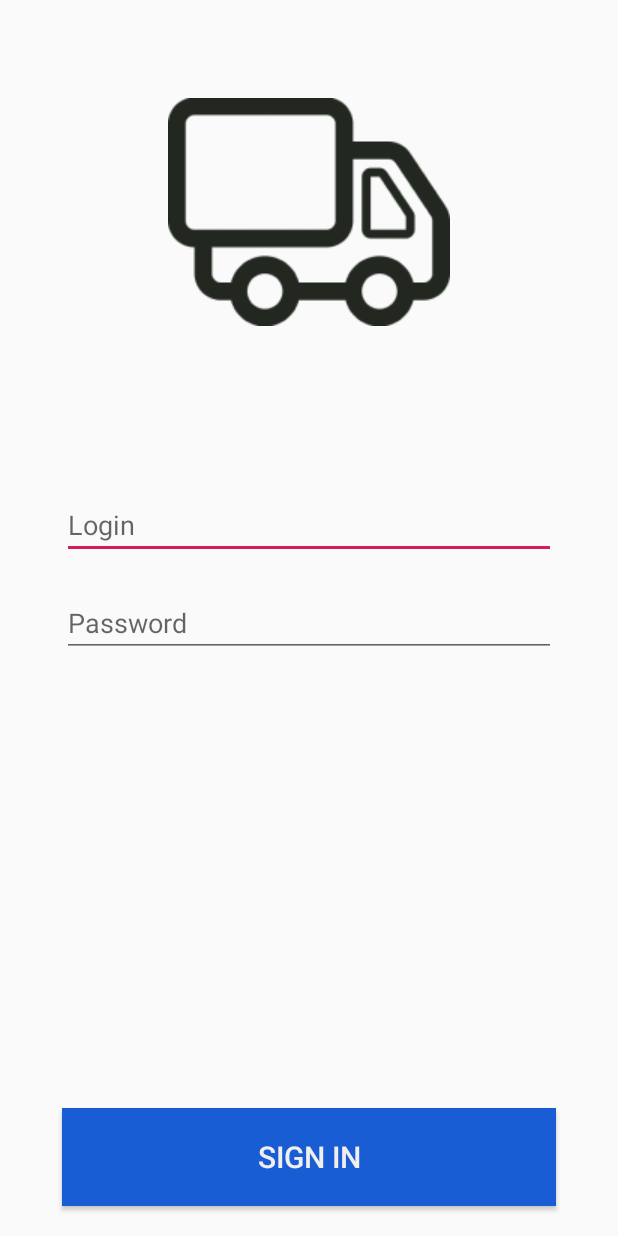
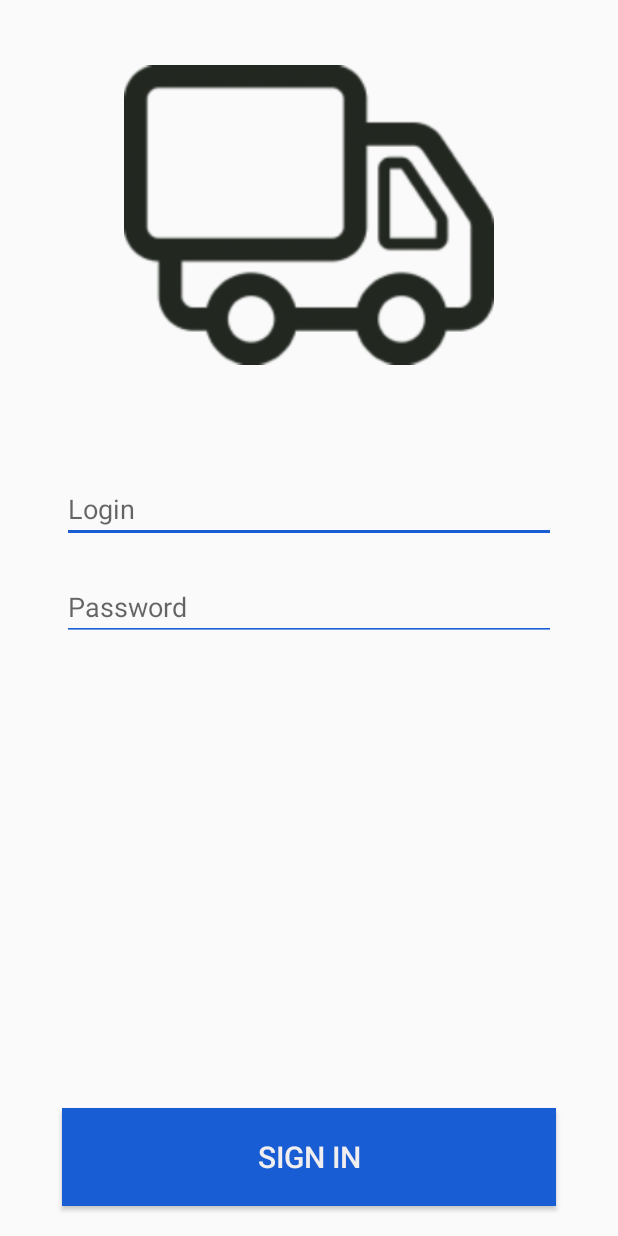
Before and after one commit to SergeiMikhailovskii/RPPBA, an Android app: the layout activity_login.xml on its own in the app's theme, with its tools: preview values and no code run, on a phone screen of 412 x 824 dp. Run offline under Robolectric (Android 15) with nearby library versions, the phone set to English and light mode, and no system bars.

Commit message:
Minor refactoring

```diff
--- a/app/src/main/AndroidManifest.xml
+++ b/app/src/main/AndroidManifest.xml
@@ -12,14 +12,14 @@
         android:supportsRtl="true"
         android:theme="@style/AppTheme"
         tools:ignore="AllowBackup,GoogleAppIndexingWarning">
-        <activity android:name=".ui.login.LoginActivity"></activity>
-        <activity android:name=".ui.main.MainActivity">
+        <activity android:name=".ui.login.LoginActivity">
             <intent-filter>
                 <action android:name="android.intent.action.MAIN" />
 
                 <category android:name="android.intent.category.LAUNCHER" />
             </intent-filter>
         </activity>
+        <activity android:name=".ui.main.MainActivity" />
     </application>
 
 </manifest>
--- a/app/src/main/res/layout/activity_login.xml
+++ b/app/src/main/res/layout/activity_login.xml
@@ -34,27 +34,31 @@
         android:orientation="vertical"
         app:layout_constraintGuide_percent="0.90" />
 
-
     <ImageView
         android:id="@+id/car_image_view"
-        android:layout_width="wrap_content"
-        android:layout_height="wrap_content"
-        android:layout_marginTop="65dp"
+        android:layout_width="0dp"
+        android:layout_height="0dp"
+        android:layout_marginTop="20dp"
         android:src="@drawable/car_1"
+        app:layout_constraintDimensionRatio="1:1"
+        app:layout_constraintEnd_toEndOf="@id/guideline3"
         app:layout_constraintStart_toStartOf="@+id/guideline2"
-        app:layout_constraintEnd_toEndOf="@id/guideline3"
         app:layout_constraintTop_toTopOf="parent"
-        app:layout_constraintDimensionRatio="1:1" />
+        tools:ignore="ContentDescription" />
 
     <EditText
         android:id="@+id/login_edit_text"
         android:layout_width="0dp"
         android:layout_height="wrap_content"
-        android:layout_marginTop="110dp"
+        android:layout_marginTop="50dp"
         android:hint="@string/login"
+        android:inputType="textPersonName"
+        android:maxLines="1"
+        android:backgroundTint="@color/colorPrimary"
         app:layout_constraintEnd_toEndOf="@id/guideline4"
         app:layout_constraintStart_toStartOf="@+id/guideline"
-        app:layout_constraintTop_toBottomOf="@id/car_image_view" />
+        app:layout_constraintTop_toBottomOf="@id/car_image_view"
+        tools:ignore="Autofill,TextFields" />
 
     <EditText
         android:id="@+id/password_edit_text"
@@ -62,25 +66,26 @@
         android:layout_height="wrap_content"
         android:layout_marginTop="20dp"
         android:hint="@string/password"
+        android:inputType="textPassword"
+        android:maxLines="1"
+        android:backgroundTint="@color/colorPrimary"
+        app:layout_constraintEnd_toEndOf="@id/guideline4"
         app:layout_constraintStart_toStartOf="@+id/guideline"
-        app:layout_constraintEnd_toEndOf="@id/guideline4"
-        app:layout_constraintTop_toBottomOf="@id/login_edit_text" />
+        app:layout_constraintTop_toBottomOf="@id/login_edit_text"
+        tools:ignore="Autofill" />
 
     <Button
         android:id="@+id/sign_in_button"
         android:layout_width="0dp"
         android:layout_height="65dp"
+        android:layout_marginBottom="20dp"
         android:background="@color/colorBlue"
         android:text="@string/sign_in"
         android:textColor="@color/colorWhite"
         android:textSize="20sp"
         app:layout_constraintBottom_toBottomOf="parent"
-        android:layout_marginBottom="20dp"
         app:layout_constraintEnd_toEndOf="@id/guideline4"
-        app:layout_constraintStart_toStartOf="@+id/guideline"
-         />
-
-
+        app:layout_constraintStart_toStartOf="@+id/guideline" />
 
 
 </androidx.constraintlayout.widget.ConstraintLayout>
--- a/app/src/main/res/values/colors.xml
+++ b/app/src/main/res/values/colors.xml
@@ -1,7 +1,7 @@
 <?xml version="1.0" encoding="utf-8"?>
 <resources>
-    <color name="colorPrimary">#008577</color>
-    <color name="colorPrimaryDark">#00574B</color>
+    <color name="colorPrimary">#185dd3</color>
+    <color name="colorPrimaryDark">#0035a1</color>
     <color name="colorAccent">#D81B60</color>
     <color name="colorWhite">#F1EEEF</color>
     <color name="colorBlue">#185DD3</color>
--- a/build.gradle
+++ b/build.gradle
@@ -7,7 +7,7 @@ buildscript {
 
     }
     dependencies {
-        classpath 'com.android.tools.build:gradle:3.5.3'
+        classpath 'com.android.tools.build:gradle:3.6.1'
 
         // NOTE: Do not place your application dependencies here; they belong
         // in the individual module build.gradle files
```
Also changed, not shown: app/src/main/java/com/bsuir/rppba/ui/login/LoginActivity.java (+7 -9 lines), app/src/main/java/com/bsuir/rppba/ui/login/LoginPresenter.java (+10 -0 lines), gradle/wrapper/gradle-wrapper.properties.
